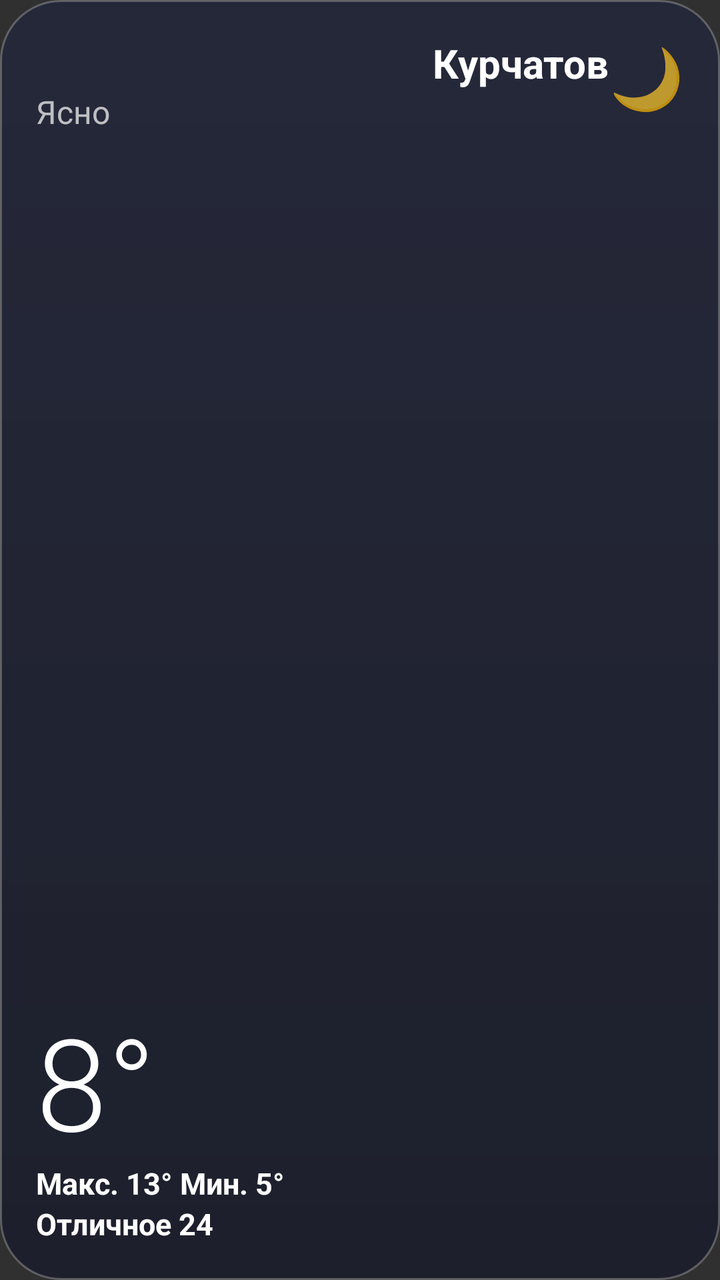
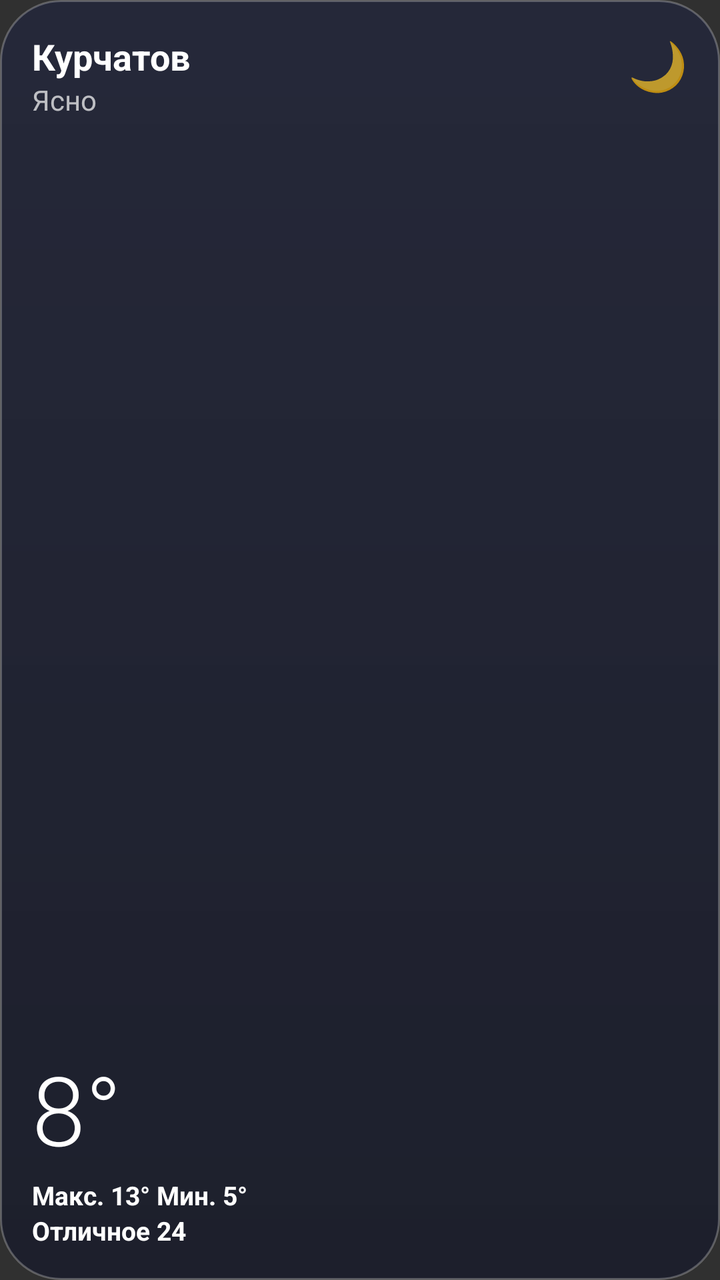

Screens rendered from an Android XML layout before and after an edit, with the pre-edit source and the edit as a unified diff.
<!-- AndroidManifest.xml: application theme android:Theme.Material.NoActionBar -->
<!-- res/layout/widget_weather.xml -->
<?xml version="1.0" encoding="utf-8"?>
<RelativeLayout xmlns:android="http://schemas.android.com/apk/res/android"
    android:id="@+id/root"
    android:layout_width="match_parent"
    android:layout_height="match_parent"
    android:background="@drawable/widget_glass_bg"
    android:padding="18dp">

    <TextView
        android:id="@+id/city"
        android:layout_width="wrap_content"
        android:layout_height="wrap_content"
        android:layout_toStartOf="@+id/icon"
        android:singleLine="true"
        android:text="Курчатов"
        android:textColor="#FFFFFF"
        android:textSize="20sp"
        android:textStyle="bold" />

    <TextView
        android:id="@+id/desc"
        android:layout_width="wrap_content"
        android:layout_height="wrap_content"
        android:layout_below="@id/city"
        android:text="Ясно"
        android:textColor="#B3FFFFFF"
        android:textSize="16sp" />

    <TextView
        android:id="@+id/icon"
        android:layout_width="wrap_content"
        android:layout_height="wrap_content"
        android:layout_alignParentEnd="true"
        android:text="🌙"
        android:textSize="30sp" />

    <TextView
        android:id="@+id/temp"
        android:layout_width="wrap_content"
        android:layout_height="wrap_content"
        android:layout_above="@+id/minmax"
        android:fontFamily="sans-serif-light"
        android:includeFontPadding="false"
        android:text="8°"
        android:textColor="#FFFFFF"
        android:textSize="64sp" />

    <TextView
        android:id="@+id/minmax"
        android:layout_width="wrap_content"
        android:layout_height="wrap_content"
        android:layout_above="@+id/aqi"
        android:singleLine="true"
        android:text="Макс. 13° Мин. 5°"
        android:textColor="#FFFFFF"
        android:textSize="15sp"
        android:textStyle="bold" />

    <TextView
        android:id="@+id/aqi"
        android:layout_width="wrap_content"
        android:layout_height="wrap_content"
        android:layout_alignParentBottom="true"
        android:singleLine="true"
        android:text="Отличное 24"
        android:textColor="#FFFFFF"
        android:textSize="15sp"
        android:textStyle="bold" />
</RelativeLayout>
<!-- resources referenced by this layout -->
<resources>
  <!-- drawable widget_glass_bg (drawable) -->
  <?xml version="1.0" encoding="utf-8"?>
  <layer-list xmlns:android="http://schemas.android.com/apk/res/android">
      
      <item>
          <shape android:shape="rectangle">
              <corners android:radius="30dp" />
              <gradient
                  android:angle="270"
                  android:startColor="#8C1C2140"
                  android:endColor="#A6121629" />
              <stroke android:width="1dp" android:color="#40FFFFFF" />
          </shape>
      </item>
  </layer-list>
</resources>

<!-- the commit's change to res/layout/widget_weather.xml (unified diff, before → after) -->
@@ -1,69 +1,91 @@
 <?xml version="1.0" encoding="utf-8"?>
-<RelativeLayout xmlns:android="http://schemas.android.com/apk/res/android"
+<LinearLayout xmlns:android="http://schemas.android.com/apk/res/android"
     android:id="@+id/root"
     android:layout_width="match_parent"
     android:layout_height="match_parent"
     android:background="@drawable/widget_glass_bg"
-    android:padding="18dp">
+    android:orientation="vertical"
+    android:padding="16dp">
 
-    <TextView
-        android:id="@+id/city"
-        android:layout_width="wrap_content"
+    <LinearLayout
+        android:layout_width="match_parent"
         android:layout_height="wrap_content"
-        android:layout_toStartOf="@+id/icon"
-        android:singleLine="true"
-        android:text="Курчатов"
-        android:textColor="#FFFFFF"
-        android:textSize="20sp"
-        android:textStyle="bold" />
+        android:orientation="horizontal">
 
-    <TextView
-        android:id="@+id/desc"
-        android:layout_width="wrap_content"
-        android:layout_height="wrap_content"
-        android:layout_below="@id/city"
-        android:text="Ясно"
-        android:textColor="#B3FFFFFF"
-        android:textSize="16sp" />
+        <LinearLayout
+            android:layout_width="0dp"
+            android:layout_height="wrap_content"
+            android:layout_weight="1"
+            android:orientation="vertical">
 
-    <TextView
-        android:id="@+id/icon"
-        android:layout_width="wrap_content"
-        android:layout_height="wrap_content"
-        android:layout_alignParentEnd="true"
-        android:text="🌙"
-        android:textSize="30sp" />
+            <TextView
+                android:id="@+id/city"
+                android:layout_width="match_parent"
+                android:layout_height="wrap_content"
+                android:ellipsize="end"
+                android:singleLine="true"
+                android:text="Курчатов"
+                android:textColor="#FFFFFF"
+                android:textSize="18sp"
+                android:textStyle="bold" />
+
+            <TextView
+                android:id="@+id/desc"
+                android:layout_width="match_parent"
+                android:layout_height="wrap_content"
+                android:ellipsize="end"
+                android:singleLine="true"
+                android:text="Ясно"
+                android:textColor="#B3FFFFFF"
+                android:textSize="14sp" />
+        </LinearLayout>
+
+        <TextView
+            android:id="@+id/icon"
+            android:layout_width="wrap_content"
+            android:layout_height="wrap_content"
+            android:layout_marginStart="6dp"
+            android:text="🌙"
+            android:textSize="24sp" />
+    </LinearLayout>
+
+    
+    <View
+        android:layout_width="match_parent"
+        android:layout_height="0dp"
+        android:layout_weight="1" />
 
     <TextView
         android:id="@+id/temp"
         android:layout_width="wrap_content"
         android:layout_height="wrap_content"
-        android:layout_above="@+id/minmax"
         android:fontFamily="sans-serif-light"
         android:includeFontPadding="false"
+        android:singleLine="true"
         android:text="8°"
         android:textColor="#FFFFFF"
-        android:textSize="64sp" />
+        android:textSize="48sp" />
 
     <TextView
         android:id="@+id/minmax"
-        android:layout_width="wrap_content"
+        android:layout_width="match_parent"
         android:layout_height="wrap_content"
-        android:layout_above="@+id/aqi"
+        android:layout_marginTop="4dp"
+        android:ellipsize="end"
         android:singleLine="true"
         android:text="Макс. 13° Мин. 5°"
         android:textColor="#FFFFFF"
-        android:textSize="15sp"
+        android:textSize="13sp"
         android:textStyle="bold" />
 
     <TextView
         android:id="@+id/aqi"
-        android:layout_width="wrap_content"
+        android:layout_width="match_parent"
         android:layout_height="wrap_content"
-        android:layout_alignParentBottom="true"
+        android:ellipsize="end"
         android:singleLine="true"
         android:text="Отличное 24"
         android:textColor="#FFFFFF"
-        android:textSize="15sp"
+        android:textSize="13sp"
         android:textStyle="bold" />
-</RelativeLayout>
+</LinearLayout>
